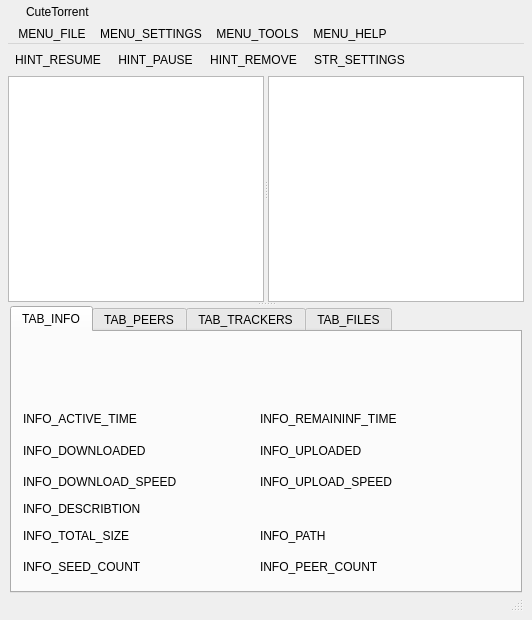
The window that src/core/gui/FormFiles/CustomWindow.ui (CuteTorrent/CuteTorrent) describes before a commit, drawn with Qt 5.
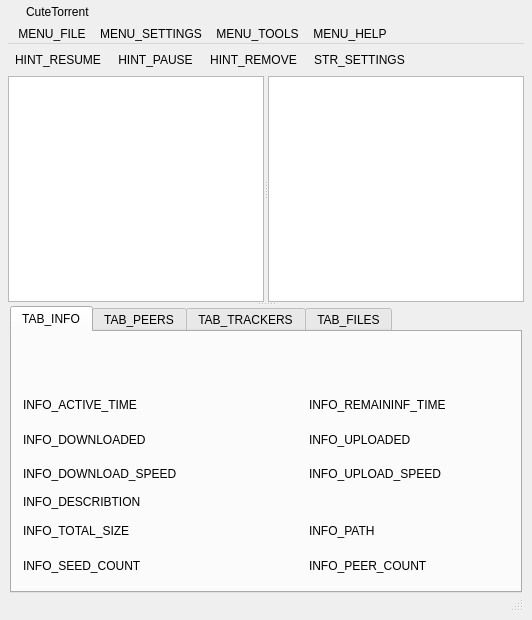
The same window after the commit. Icons and pictures are not drawn.

```diff
--- a/src/core/gui/FormFiles/CustomWindow.ui
+++ b/src/core/gui/FormFiles/CustomWindow.ui
@@ -352,7 +352,21 @@
                 <attribute name="title">
                  <string>TAB_INFO</string>
                 </attribute>
-                <layout class="QGridLayout" name="gridLayout_4" columnminimumwidth="50,50,50,50,15">
+                <layout class="QGridLayout" name="gridLayout_7">
+                 <item row="2" column="1" colspan="2">
+                  <widget class="QLabel" name="activetimeLabel">
+                   <property name="text">
+                    <string/>
+                   </property>
+                  </widget>
+                 </item>
+                 <item row="2" column="3">
+                  <widget class="QLabel" name="label_7">
+                   <property name="text">
+                    <string>INFO_REMAININF_TIME</string>
+                   </property>
+                  </widget>
+                 </item>
                  <item row="3" column="0">
                   <widget class="QLabel" name="label_2">
                    <property name="text">
@@ -360,34 +374,8 @@
                    </property>
                   </widget>
                  </item>
-                 <item row="1" column="4">
-                  <widget class="QLabel" name="availibilityLabel">
-                   <property name="sizePolicy">
-                    <sizepolicy hsizetype="Minimum" vsizetype="Preferred">
-                     <horstretch>0</horstretch>
-                     <verstretch>0</verstretch>
-                    </sizepolicy>
-                   </property>
-                   <property name="maximumSize">
-                    <size>
-                     <width>50</width>
-                     <height>16777215</height>
-                    </size>
-                   </property>
-                   <property name="text">
-                    <string/>
-                   </property>
-                  </widget>
-                 </item>
-                 <item row="2" column="2">
-                  <widget class="QLabel" name="label_7">
-                   <property name="text">
-                    <string>INFO_REMAININF_TIME</string>
-                   </property>
-                  </widget>
-                 </item>
-                 <item row="3" column="1">
-                  <widget class="QLabel" name="downloadedBytesLabel">
+                 <item row="2" column="4">
+                  <widget class="QLabel" name="timeleftLabel">
                    <property name="text">
                     <string/>
                    </property>
@@ -400,62 +388,185 @@
                    </property>
                   </widget>
                  </item>
-                 <item row="2" column="1">
-                  <widget class="QLabel" name="activetimeLabel">
+                 <item row="7" column="1" colspan="2">
+                  <widget class="QLabel" name="totalSizeLabel">
                    <property name="text">
                     <string/>
                    </property>
                   </widget>
                  </item>
-                 <item row="3" column="2">
+                 <item row="0" column="0" colspan="5">
+                  <layout class="QGridLayout" name="gridLayout_4" columnminimumwidth="0,48">
+                   <item row="0" column="0">
+                    <widget class="QWidget" name="widget" native="true">
+                     <property name="sizePolicy">
+                      <sizepolicy hsizetype="Expanding" vsizetype="Preferred">
+                       <horstretch>0</horstretch>
+                       <verstretch>0</verstretch>
+                      </sizepolicy>
+                     </property>
+                     <property name="minimumSize">
+                      <size>
+                       <width>0</width>
+                       <height>20</height>
+                      </size>
+                     </property>
+                     <property name="styleSheet">
+                      <string notr="true"/>
+                     </property>
+                    </widget>
+                   </item>
+                   <item row="0" column="1">
+                    <widget class="QLabel" name="progressLabel">
+                     <property name="sizePolicy">
+                      <sizepolicy hsizetype="Maximum" vsizetype="Preferred">
+                       <horstretch>0</horstretch>
+                       <verstretch>0</verstretch>
+                      </sizepolicy>
+                     </property>
+                     <property name="maximumSize">
+                      <size>
+                       <width>48</width>
+                       <height>16777215</height>
+                      </size>
+                     </property>
+                     <property name="text">
+                      <string/>
+                     </property>
+                    </widget>
+                   </item>
+                   <item row="1" column="0">
+                    <widget class="QWidget" name="widget_2" native="true">
+                     <property name="sizePolicy">
+                      <sizepolicy hsizetype="Expanding" vsizetype="Preferred">
+                       <horstretch>0</horstretch>
+                       <verstretch>0</verstretch>
+                      </sizepolicy>
+                     </property>
+                     <property name="minimumSize">
+                      <size>
+                       <width>0</width>
+                       <height>15</height>
+                      </size>
+                     </property>
+                    </widget>
+                   </item>
+                   <item row="1" column="1">
+                    <widget class="QLabel" name="availibilityLabel">
+                     <property name="sizePolicy">
+                      <sizepolicy hsizetype="Minimum" vsizetype="Preferred">
+                       <horstretch>0</horstretch>
+                       <verstretch>0</verstretch>
+                      </sizepolicy>
+                     </property>
+                     <property name="maximumSize">
+                      <size>
+                       <width>48</width>
+                       <height>16777215</height>
+                      </size>
+                     </property>
+                    </widget>
+                   </item>
+                  </layout>
+                 </item>
+                 <item row="7" column="3">
+                  <widget class="QLabel" name="label_4">
+                   <property name="text">
+                    <string>INFO_PATH</string>
+                   </property>
+                  </widget>
+                 </item>
+                 <item row="8" column="4">
+                  <widget class="QLabel" name="peerCoutLabel">
+                   <property name="text">
+                    <string/>
+                   </property>
+                  </widget>
+                 </item>
+                 <item row="3" column="3">
                   <widget class="QLabel" name="label_8">
                    <property name="text">
                     <string>INFO_UPLOADED</string>
                    </property>
                   </widget>
                  </item>
-                 <item row="4" column="0">
-                  <widget class="QLabel" name="label_3">
+                 <item row="7" column="4">
+                  <widget class="QLabel" name="pathLabel">
                    <property name="text">
-                    <string>INFO_DOWNLOAD_SPEED</string>
+                    <string/>
                    </property>
                   </widget>
                  </item>
-                 <item row="4" column="1">
+                 <item row="4" column="1" colspan="2">
                   <widget class="QLabel" name="downloadSpeedLabel">
                    <property name="text">
                     <string/>
                    </property>
                   </widget>
                  </item>
-                 <item row="4" column="2">
+                 <item row="8" column="0">
+                  <widget class="QLabel" name="label_10">
+                   <property name="text">
+                    <string>INFO_SEED_COUNT</string>
+                   </property>
+                  </widget>
+                 </item>
+                 <item row="8" column="1" colspan="2">
+                  <widget class="QLabel" name="seedCoutLabel">
+                   <property name="text">
+                    <string/>
+                   </property>
+                  </widget>
+                 </item>
+                 <item row="3" column="1" colspan="2">
+                  <widget class="QLabel" name="downloadedBytesLabel">
+                   <property name="text">
+                    <string/>
+                   </property>
+                  </widget>
+                 </item>
+                 <item row="4" column="3">
                   <widget class="QLabel" name="label_9">
                    <property name="text">
                     <string>INFO_UPLOAD_SPEED</string>
                    </property>
                   </widget>
                  </item>
-                 <item row="6" column="2">
-                  <widget class="QLabel" name="label_4">
+                 <item row="4" column="0">
+                  <widget class="QLabel" name="label_3">
                    <property name="text">
-                    <string>INFO_PATH</string>
+                    <string>INFO_DOWNLOAD_SPEED</string>
                    </property>
                   </widget>
                  </item>
-                 <item row="6" column="1">
-                  <widget class="QLabel" name="totalSizeLabel">
+                 <item row="4" column="4">
+                  <widget class="QLabel" name="uploadSpeedLabel">
                    <property name="text">
                     <string/>
                    </property>
                   </widget>
                  </item>
-                 <item row="6" column="0">
+                 <item row="7" column="0">
                   <widget class="QLabel" name="label_5">
                    <property name="text">
                     <string>INFO_TOTAL_SIZE</string>
                    </property>
                   </widget>
                  </item>
+                 <item row="3" column="4">
+                  <widget class="QLabel" name="uploadedBytesLabel">
+                   <property name="text">
+                    <string/>
+                   </property>
+                  </widget>
+                 </item>
+                 <item row="8" column="3">
+                  <widget class="QLabel" name="label_11">
+                   <property name="text">
+                    <string>INFO_PEER_COUNT</string>
+                   </property>
+                  </widget>
+                 </item>
                  <item row="5" column="0">
                   <widget class="QLabel" name="label_6">
                    <property name="text">
@@ -463,34 +574,6 @@
                    </property>
                   </widget>
                  </item>
-                 <item row="7" column="2">
-                  <widget class="QLabel" name="label_11">
-                   <property name="text">
-                    <string>INFO_PEER_COUNT</string>
-                   </property>
-                  </widget>
-                 </item>
-                 <item row="2" column="3" colspan="2">
-                  <widget class="QLabel" name="timeleftLabel">
-                   <property name="text">
-                    <string/>
-                   </property>
-                  </widget>
-                 </item>
-                 <item row="7" column="0">
-                  <widget class="QLabel" name="label_10">
-                   <property name="text">
-                    <string>INFO_SEED_COUNT</string>
-                   </property>
-                  </widget>
-                 </item>
-                 <item row="7" column="1">
-                  <widget class="QLabel" name="seedCoutLabel">
-                   <property name="text">
-                    <string/>
-                   </property>
-                  </widget>
-                 </item>
                  <item row="5" column="1" colspan="4">
                   <widget class="QLabel" name="describtionLabel">
                    <property name="maximumSize">
@@ -513,88 +596,6 @@
                    </property>
                   </widget>
                  </item>
-                 <item row="3" column="3" colspan="2">
-                  <widget class="QLabel" name="uploadedBytesLabel">
-                   <property name="text">
-                    <string/>
-                   </property>
-                  </widget>
-                 </item>
-                 <item row="4" column="3" colspan="2">
-                  <widget class="QLabel" name="uploadSpeedLabel">
-                   <property name="text">
-                    <string/>
-                   </property>
-                  </widget>
-                 </item>
-                 <item row="6" column="3" colspan="2">
-                  <widget class="QLabel" name="pathLabel">
-                   <property name="text">
-                    <string/>
-                   </property>
-                  </widget>
-                 </item>
-                 <item row="7" column="3" colspan="2">
-                  <widget class="QLabel" name="peerCoutLabel">
-                   <property name="text">
-                    <string/>
-                   </property>
-                  </widget>
-                 </item>
-                 <item row="1" column="0" colspan="4">
-                  <widget class="QWidget" name="widget_2" native="true">
-                   <property name="sizePolicy">
-                    <sizepolicy hsizetype="Expanding" vsizetype="Preferred">
-                     <horstretch>0</horstretch>
-                     <verstretch>0</verstretch>
-                    </sizepolicy>
-                   </property>
-                   <property name="minimumSize">
-                    <size>
-                     <width>0</width>
-                     <height>15</height>
-                    </size>
-                   </property>
-                  </widget>
-                 </item>
-                 <item row="0" column="0" colspan="4">
-                  <widget class="QWidget" name="widget" native="true">
-                   <property name="sizePolicy">
-                    <sizepolicy hsizetype="Expanding" vsizetype="Preferred">
-                     <horstretch>0</horstretch>
-                     <verstretch>0</verstretch>
-                    </sizepolicy>
-                   </property>
-                   <property name="minimumSize">
-                    <size>
-                     <width>0</width>
-                     <height>20</height>
-                    </size>
-                   </property>
-                   <property name="styleSheet">
-                    <string notr="true"/>
-                   </property>
-                  </widget>
-                 </item>
-                 <item row="0" column="4">
-                  <widget class="QLabel" name="progressLabel">
-                   <property name="sizePolicy">
-                    <sizepolicy hsizetype="Minimum" vsizetype="Preferred">
-                     <horstretch>0</horstretch>
-                     <verstretch>0</verstretch>
-                    </sizepolicy>
-                   </property>
-                   <property name="maximumSize">
-                    <size>
-                     <width>50</width>
-                     <height>16777215</height>
-                    </size>
-                   </property>
-                   <property name="text">
-                    <string/>
-                   </property>
-                  </widget>
-                 </item>
                 </layout>
                </widget>
                <widget class="QWidget" name="tab_3">
```
Left out of the diff: 7 changed lines with no effect on the pictures.
